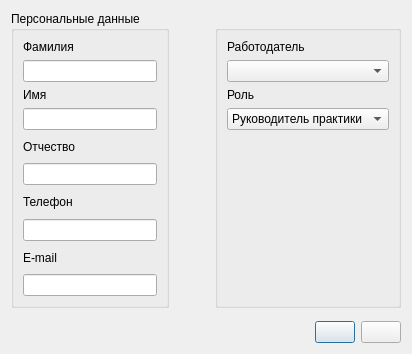
Before: the Qt Designer form ui/insertstaffemployer.ui in 7enSmile/clientVKR, drawn with Qt 5.
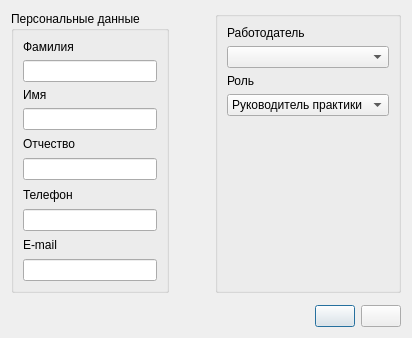
After: the same form once the commit is applied.

Commit message: изменение интерфейса

```diff
--- a/ui/insertstaffemployer.ui
+++ b/ui/insertstaffemployer.ui
@@ -7,7 +7,7 @@
     <x>0</x>
     <y>0</y>
     <width>400</width>
-    <height>354</height>
+    <height>338</height>
    </rect>
   </property>
   <property name="windowTitle">
@@ -120,7 +120,7 @@
        <item>
         <widget class="QGroupBox" name="groupBox_2">
          <property name="title">
-          <string> </string>
+          <string/>
          </property>
          <layout class="QVBoxLayout" name="verticalLayout_11">
           <item>
```
The commit also changes 7 other files.
